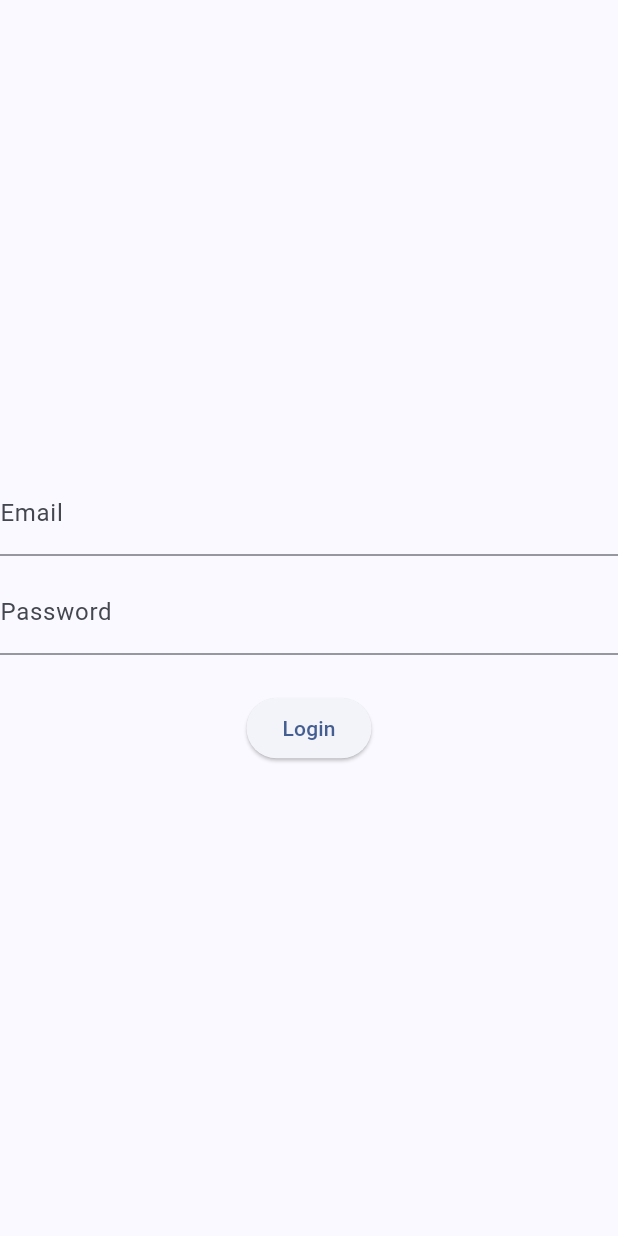
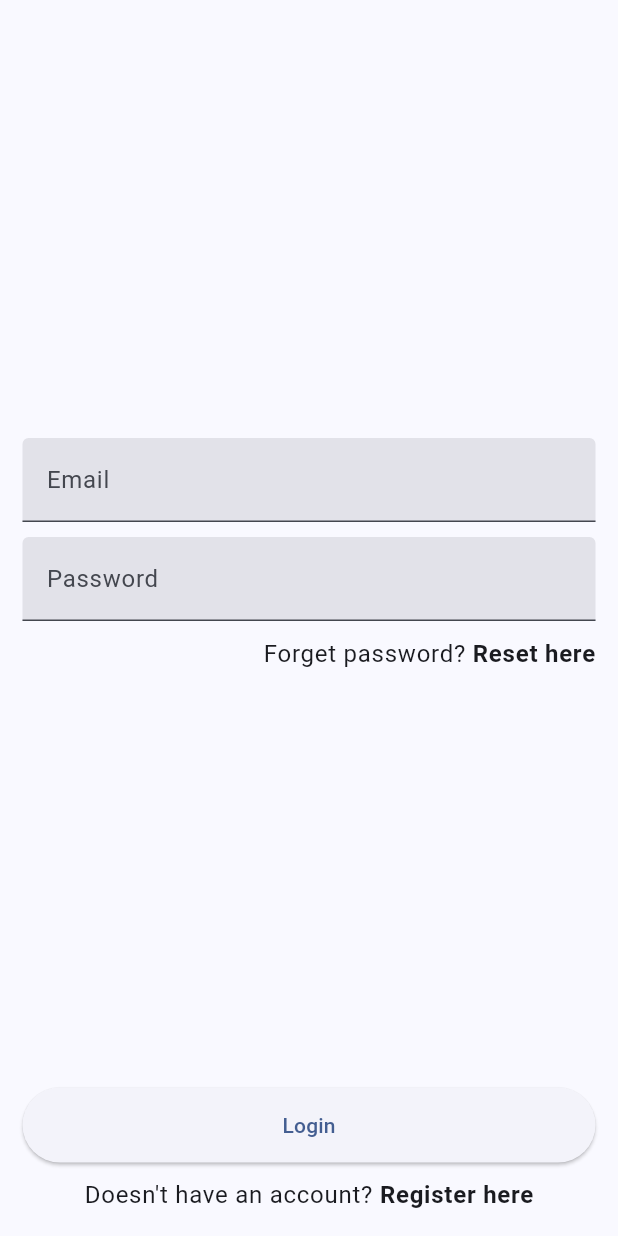
Before and after one commit to AdlyRadwika/E-Learning-Apps, a Flutter app: the screen it shows after launch, on a phone screen of 412 x 824 dp. Run offline on Flutter 3.47's test engine with Material 2 defaults, Android fonts, the phone set to English and light mode, and no system bars; our stand-ins replace bloc, dartz, equatable, firebase_auth, firebase_core, firebase_crashlytics and 2 more; accounts and stored records are empty.

Commit message:
Feat: implement register and made huge improvements

```diff
--- /dev/null
+++ b/lib/common/util/theme.dart
@@ -0,0 +1,8 @@
+import 'package:flutter/material.dart';
+
+var themeData = ThemeData(
+  useMaterial3: true,
+  elevatedButtonTheme: ElevatedButtonThemeData(
+      style: ElevatedButton.styleFrom(minimumSize: const Size.fromHeight(50))),
+  colorSchemeSeed: Colors.blueAccent,
+);
--- a/lib/features/data/datasources/remote/firebase_auth_remote.dart
+++ b/lib/features/data/datasources/remote/firebase_auth_remote.dart
@@ -19,7 +19,7 @@ class FirebaseAuthRemoteDataImpl implements FirebaseAuthRemoteData {
       } else if (e.code == 'wrong-password') {
         throw ServerException('Wrong password provided for that user.');
       }
-      throw ServerException(e.message.toString());
+      throw ServerException(e.message ?? "Unknown exception (firebase)");
     } catch (e) {
       throw Exception(e.toString());
     }
@@ -41,7 +41,7 @@ class FirebaseAuthRemoteDataImpl implements FirebaseAuthRemoteData {
       } else if (e.code == 'email-already-in-use') {
         throw ServerException('The account already exists for that email.');
       }
-      throw ServerException(e.message.toString());
+      throw ServerException(e.message ?? "Unknown exception (firebase)");
     } catch (e) {
       throw Exception(e.toString());
     }
@@ -52,7 +52,7 @@ class FirebaseAuthRemoteDataImpl implements FirebaseAuthRemoteData {
     try {
       await FirebaseAuth.instance.signOut();
     } on FirebaseAuthException catch (e) {
-      throw ServerException(e.message.toString());
+      throw ServerException(e.message ?? "Unknown exception (firebase)");
     } catch (e) {
       throw Exception(e.toString());
     }
--- a/lib/features/data/repositories/firebase_auth_repository_impl.dart
+++ b/lib/features/data/repositories/firebase_auth_repository_impl.dart
@@ -40,7 +40,7 @@ class FirebaseAuthRepositoryImpl implements FirebaseAuthRepository {
       {required String email, required String password}) async {
     try {
       final result =
-          await remoteDataSource.login(email: email, password: password);
+          await remoteDataSource.register(email: email, password: password);
       return Right(result);
     } on ServerException catch (e) {
       return Left(ServerFailure(e.message.toString()));
--- a/lib/features/presentation/pages/auth/login/login_page.dart
+++ b/lib/features/presentation/pages/auth/login/login_page.dart
@@ -1,6 +1,9 @@
 import 'package:final_project/common/extensions/snackbar.dart';
 import 'package:final_project/features/presentation/bloc/auth/auth_bloc.dart';
+import 'package:final_project/features/presentation/pages/auth/login/widgets/navigate_rich_text_widget.dart';
+import 'package:final_project/features/presentation/pages/auth/register/register_page.dart';
 import 'package:final_project/features/presentation/pages/home/home_page.dart';
+import 'package:final_project/features/presentation/widgets/custom_textfield.dart';
 import 'package:flutter/material.dart';
 import 'package:flutter_bloc/flutter_bloc.dart';
 
@@ -39,32 +42,45 @@ class _LoginPageState extends State<LoginPage> {
       onTap: () => FocusScope.of(context).unfocus(),
       child: Scaffold(
         body: Center(
+          child: Padding(
+            padding: const EdgeInsets.all(15.0),
             child: Column(
-            crossAxisAlignment: CrossAxisAlignment.center,
+              children: [
+                Expanded(
+                  child: Column(
+                    crossAxisAlignment: CrossAxisAlignment.end,
                     mainAxisAlignment: MainAxisAlignment.center,
                     children: [
-              TextField(
+                      CustomTextField(
                         controller: emailC,
-                decoration: const InputDecoration(
-                  labelText: 'Email',
-                ),
+                        label: 'Email',
                       ),
                       const SizedBox(
                         height: 10,
                       ),
-              TextField(
+                      CustomTextField(
                         controller: passC,
-                decoration: const InputDecoration(
-                  labelText: 'Password',
+                        label: 'Password',
+                      ),
+                      const SizedBox(
+                        height: 10,
+                      ),
+                      //TODO: implement forget password
+                      const NavigateRichTextWidget(
+                        questionText: 'Forget password?',
+                        btnText: 'Reset here',
+                        route: 'Soon',
+                      ),
+                    ],
                   ),
                 ),
-              const SizedBox(
-                height: 25,
-              ),
+                Column(
+                  children: [
                     BlocListener<AuthBloc, AuthState>(
                       listener: (context, state) {
                         if (state is LoginResult && state.isSuccess) {
-                    Navigator.pushReplacementNamed(context, HomePage.route);
+                          Navigator.pushReplacementNamed(
+                              context, HomePage.route);
                         } else if (state is LoginResult && !state.isSuccess) {
                           context.showErrorSnackBar(message: state.message);
                         }
@@ -75,7 +91,18 @@ class _LoginPageState extends State<LoginPage> {
                           },
                           child: const Text('Login')),
                     ),
+                    const SizedBox(
+                      height: 10,
+                    ),
+                    const NavigateRichTextWidget(
+                      questionText: "Doesn't have an account?",
+                      btnText: 'Register here',
+                      route: RegisterPage.route,
+                    ),
                   ],
+                ),
+              ],
+            ),
           ),
         ),
       ),
--- /dev/null
+++ b/lib/features/presentation/pages/auth/login/widgets/navigate_rich_text_widget.dart
@@ -0,0 +1,30 @@
+import 'package:flutter/material.dart';
+
+class NavigateRichTextWidget extends StatelessWidget {
+  const NavigateRichTextWidget({
+    super.key,
+    required this.questionText,
+    required this.btnText, required this.route,
+  });
+
+  final String questionText;
+  final String btnText;
+  final String route;
+
+  @override
+  Widget build(BuildContext context) {
+    final theme = Theme.of(context);
+    return GestureDetector(
+      onTap: () => Navigator.pushNamed(context, route),
+      child: RichText(
+          text: TextSpan(style: theme.textTheme.bodyLarge, children: [
+        TextSpan(text: '$questionText '),
+        TextSpan(
+            text: btnText,
+            style: theme.textTheme.bodyLarge?.copyWith(
+              fontWeight: FontWeight.bold,
+            )),
+      ])),
+    );
+  }
+}
--- a/lib/features/presentation/route.dart
+++ b/lib/features/presentation/route.dart
@@ -1,5 +1,6 @@
 import 'package:final_project/features/presentation/bloc/auth/auth_bloc.dart';
 import 'package:final_project/features/presentation/pages/auth/login/login_page.dart';
+import 'package:final_project/features/presentation/pages/auth/register/register_page.dart';
 import 'package:final_project/features/presentation/pages/home/home_page.dart';
 import 'package:final_project/injection.dart';
 import 'package:flutter/material.dart';
@@ -19,6 +20,12 @@ Route<dynamic> controller(RouteSettings settings) {
                 create: (context) => locator<AuthBloc>(),
                 child: const LoginPage(),
               ));
+    case RegisterPage.route:
+      return MaterialPageRoute(
+          builder: (context) => BlocProvider<AuthBloc>(
+                create: (context) => locator<AuthBloc>(),
+                child: const RegisterPage(),
+              ));
     default:
       return MaterialPageRoute(
           builder: (_) => const Scaffold(
--- /dev/null
+++ b/lib/features/presentation/widgets/custom_textfield.dart
@@ -0,0 +1,23 @@
+import 'package:flutter/material.dart';
+
+class CustomTextField extends StatelessWidget {
+  const CustomTextField({
+    super.key,
+    required this.controller,
+    required this.label,
+  });
+
+  final TextEditingController controller;
+  final String label;
+
+  @override
+  Widget build(BuildContext context) {
+    return TextField(
+      controller: controller,
+      decoration: InputDecoration(
+        filled: true,
+        labelText: label,
+      ),
+    );
+  }
+}
--- a/lib/main.dart
+++ b/lib/main.dart
@@ -1,3 +1,4 @@
+import 'package:final_project/common/util/theme.dart';
 import 'package:final_project/features/presentation/pages/auth/login/login_page.dart';
 import 'package:final_project/firebase_options.dart';
 import 'package:final_project/injection.dart' as di;
@@ -36,10 +37,7 @@ class MainApp extends StatelessWidget {
   @override
   Widget build(BuildContext context) {
     return MaterialApp(
-      theme: ThemeData(
-        useMaterial3: true,
-        colorSchemeSeed: Colors.blueAccent,
-      ),
+      theme: themeData,
       onGenerateRoute: route.controller,
       initialRoute: LoginPage.route,
     );
```
Also changed, not shown: lib/features/presentation/pages/auth/register/register_page.dart (added, +129 -0 lines). Lines whose indentation alone changed are shown as unchanged.
